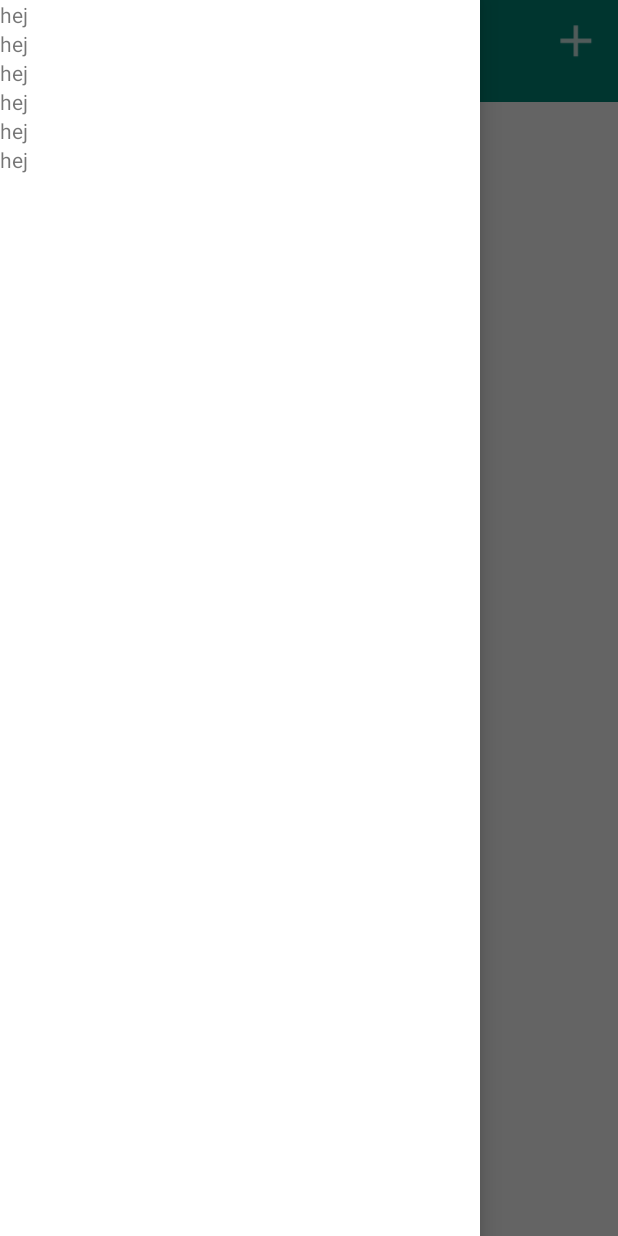
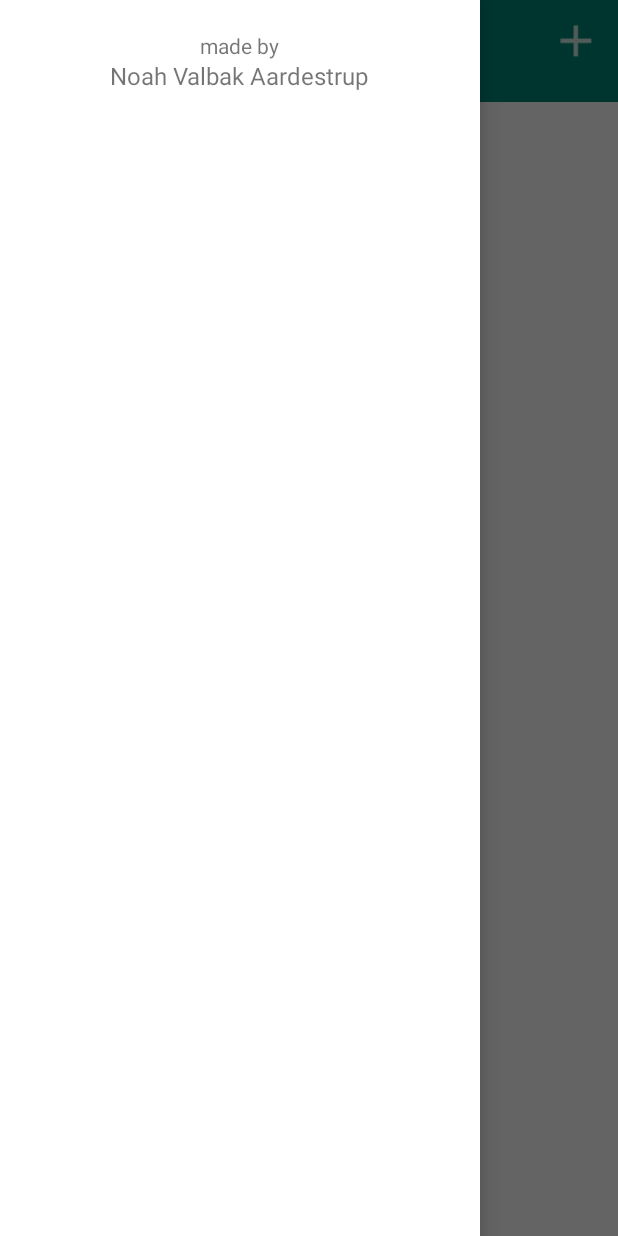
Before and after one commit to NoahValbakAardestrup/MyPlans, an Android app: the screen it shows after launch (MainActivity), with the side drawer open, on a phone screen of 412 x 824 dp. Run offline under Robolectric (Android 15) with nearby library versions, the phone set to English and light mode, and no system bars.

```diff
--- a/app/build.gradle
+++ b/app/build.gradle
@@ -1,31 +1,39 @@
 apply plugin: 'com.android.application'
 
 android {
+
     compileSdkVersion 28
     defaultConfig {
-        applicationId "com.example.noahvalbakaardestrup.myplans"
+        applicationId "com.trackunit.noahvalbakaardestrup.myplans"
         minSdkVersion 21
         targetSdkVersion 28
         versionCode 1
         versionName "1.0"
         testInstrumentationRunner "android.support.test.runner.AndroidJUnitRunner"
     }
+    productFlavors {
+        all {
+            signingConfig signingConfigs.release
+        }
+    }
     buildTypes {
         release {
             minifyEnabled false
             proguardFiles getDefaultProguardFile('proguard-android.txt'), 'proguard-rules.pro'
+            //signingConfig signingConfigs.release
         }
     }
+
+
 }
 
 dependencies {
-    implementation fileTree(dir: 'libs', include: ['*.jar'])
+    implementation fileTree(include: ['*.jar'], dir: 'libs')
     implementation 'com.android.support:appcompat-v7:28.0.0'
     implementation 'com.android.support.constraint:constraint-layout:1.1.3'
     testImplementation 'junit:junit:4.12'
     androidTestImplementation 'com.android.support.test:runner:1.0.2'
     androidTestImplementation 'com.android.support.test.espresso:espresso-core:3.0.2'
-
     // Support
     implementation 'com.android.support:appcompat-v7:28.0.0'
     implementation 'com.android.support:design:28.0.0'
--- a/app/src/main/AndroidManifest.xml
+++ b/app/src/main/AndroidManifest.xml
@@ -1,6 +1,6 @@
 <?xml version="1.0" encoding="utf-8"?>
 <manifest xmlns:android="http://schemas.android.com/apk/res/android"
-    package="com.example.noahvalbakaardestrup.myplans">
+    package="com.trackunit.noahvalbakaardestrup.myplans">
 
     <uses-permission android:name="android.permission.READ_EXTERNAL_STORAGE" />
     <uses-permission
--- a/app/src/main/java/com/example/noahvalbakaardestrup/myplans/CreateActivity.java
+++ b/app/src/main/java/com/example/noahvalbakaardestrup/myplans/CreateActivity.java
@@ -1,4 +1,4 @@
-package com.example.noahvalbakaardestrup.myplans;
+package com.trackunit.noahvalbakaardestrup.myplans;
 
 import android.os.Bundle;
 import android.support.v7.app.AppCompatActivity;
@@ -10,8 +10,8 @@ import android.widget.SeekBar;
 import android.widget.TextView;
 import android.widget.Toast;
 
-import com.example.noahvalbakaardestrup.myplans.model.PlanCollection;
-import com.example.noahvalbakaardestrup.myplans.model.PlanItem;
+import com.trackunit.noahvalbakaardestrup.myplans.model.PlanCollection;
+import com.trackunit.noahvalbakaardestrup.myplans.model.PlanItem;
 
 public class CreateActivity extends AppCompatActivity {
 
--- a/app/src/main/java/com/example/noahvalbakaardestrup/myplans/DetailsActivity.java
+++ b/app/src/main/java/com/example/noahvalbakaardestrup/myplans/DetailsActivity.java
@@ -1,4 +1,4 @@
-package com.example.noahvalbakaardestrup.myplans;
+package com.trackunit.noahvalbakaardestrup.myplans;
 
 import android.content.Intent;
 import android.os.Bundle;
@@ -8,7 +8,7 @@ import android.widget.ImageView;
 import android.widget.SeekBar;
 import android.widget.TextView;
 
-import com.example.noahvalbakaardestrup.myplans.model.PlanItem;
+import com.trackunit.noahvalbakaardestrup.myplans.model.PlanItem;
 import com.google.gson.Gson;
 
 public class DetailsActivity extends AppCompatActivity {
--- a/app/src/main/java/com/example/noahvalbakaardestrup/myplans/MainActivity.java
+++ b/app/src/main/java/com/example/noahvalbakaardestrup/myplans/MainActivity.java
@@ -1,4 +1,4 @@
-package com.example.noahvalbakaardestrup.myplans;
+package com.trackunit.noahvalbakaardestrup.myplans;
 
 import android.content.Intent;
 import android.os.Bundle;
@@ -16,8 +16,8 @@ import android.widget.ImageView;
 import android.widget.SeekBar;
 import android.widget.TextView;
 
-import com.example.noahvalbakaardestrup.myplans.model.PlanCollection;
-import com.example.noahvalbakaardestrup.myplans.model.PlanItem;
+import com.trackunit.noahvalbakaardestrup.myplans.model.PlanCollection;
+import com.trackunit.noahvalbakaardestrup.myplans.model.PlanItem;
 import com.google.gson.Gson;
 
 import java.util.ArrayList;
--- a/app/src/main/java/com/example/noahvalbakaardestrup/myplans/MyPlanApplication.java
+++ b/app/src/main/java/com/example/noahvalbakaardestrup/myplans/MyPlanApplication.java
@@ -1,4 +1,4 @@
-package com.example.noahvalbakaardestrup.myplans;
+package com.trackunit.noahvalbakaardestrup.myplans;
 
 import android.app.Application;
 
--- a/app/src/main/java/com/example/noahvalbakaardestrup/myplans/StorageHelper.java
+++ b/app/src/main/java/com/example/noahvalbakaardestrup/myplans/StorageHelper.java
@@ -1,9 +1,9 @@
-package com.example.noahvalbakaardestrup.myplans;
+package com.trackunit.noahvalbakaardestrup.myplans;
 
 import android.content.SharedPreferences;
 import android.preference.PreferenceManager;
 
-import com.example.noahvalbakaardestrup.myplans.model.PlanCollection;
+import com.trackunit.noahvalbakaardestrup.myplans.model.PlanCollection;
 import com.google.gson.Gson;
 
 public class StorageHelper {
--- a/app/src/main/java/com/example/noahvalbakaardestrup/myplans/model/PlanCollection.java
+++ b/app/src/main/java/com/example/noahvalbakaardestrup/myplans/model/PlanCollection.java
@@ -1,6 +1,6 @@
-package com.example.noahvalbakaardestrup.myplans.model;
+package com.trackunit.noahvalbakaardestrup.myplans.model;
 
-import com.example.noahvalbakaardestrup.myplans.StorageHelper;
+import com.trackunit.noahvalbakaardestrup.myplans.StorageHelper;
 
 import java.util.ArrayList;
 import java.util.List;
--- a/app/src/main/java/com/example/noahvalbakaardestrup/myplans/model/PlanItem.java
+++ b/app/src/main/java/com/example/noahvalbakaardestrup/myplans/model/PlanItem.java
@@ -1,4 +1,4 @@
-package com.example.noahvalbakaardestrup.myplans.model;
+package com.trackunit.noahvalbakaardestrup.myplans.model;
 
 public class PlanItem {
     private String title;
--- a/app/src/main/res/layout/activity_main.xml
+++ b/app/src/main/res/layout/activity_main.xml
@@ -29,29 +29,26 @@
                     android:id="@+id/hamburgerButton"
                     android:layout_width="wrap_content"
                     android:layout_height="wrap_content"
-                    android:src="@android:drawable/ic_menu_sort_by_size"
+                    android:layout_marginStart="10dp"
                     android:layout_marginTop="10dp"
-                    android:layout_marginStart="10dp"
-                    />
+                    android:src="@android:drawable/ic_menu_sort_by_size" />
 
                 <TextView
                     android:layout_width="wrap_content"
                     android:layout_height="wrap_content"
                     android:layout_centerInParent="true"
-                    android:textSize="20dp"
                     android:text="My Plans"
                     android:textColor="@android:color/white"
-                    />
+                    android:textSize="20dp" />
 
                 <ImageView
                     android:id="@+id/CreateButton"
                     android:layout_width="35dp"
                     android:layout_height="35dp"
-                    android:src="@drawable/ic_actioncreate"
                     android:layout_alignParentEnd="true"
                     android:layout_marginTop="10dp"
                     android:layout_marginEnd="10dp"
-                    />
+                    android:src="@drawable/ic_actioncreate" />
 
             </RelativeLayout>
 
@@ -73,35 +70,30 @@
             android:clickable="true"
             android:orientation="vertical">
 
-            <TextView
-                android:layout_width="wrap_content"
-                android:layout_height="wrap_content"
-                android:text="hej" />
 
-            <TextView
-                android:layout_width="wrap_content"
-                android:layout_height="wrap_content"
-                android:text="hej" />
+            <RelativeLayout
+                android:layout_width="match_parent"
+                android:layout_height="wrap_content">
 
-            <TextView
-                android:layout_width="wrap_content"
-                android:layout_height="wrap_content"
-                android:text="hej" />
+                <TextView
+                    android:id="@+id/made"
+                    android:layout_width="wrap_content"
+                    android:layout_height="wrap_content"
+                    android:layout_centerVertical="true"
+                    android:layout_centerHorizontal="true"
+                    android:text="made by" />
 
-            <TextView
-                android:layout_width="wrap_content"
-                android:layout_height="wrap_content"
-                android:text="hej" />
+                <TextView
+                    android:layout_width="wrap_content"
+                    android:layout_height="wrap_content"
+                    android:layout_marginTop="20dp"
+                    android:layout_below="@+id/made"
+                    android:layout_centerHorizontal="true"
+                    android:textSize="16dp"
+                    android:text="Noah Valbak Aardestrup" />
 
-            <TextView
-                android:layout_width="wrap_content"
-                android:layout_height="wrap_content"
-                android:text="hej" />
+            </RelativeLayout>
 
-            <TextView
-                android:layout_width="wrap_content"
-                android:layout_height="wrap_content"
-                android:text="hej" />
 
         </LinearLayout>
 
```
Also changed, not shown: 3 other files.
